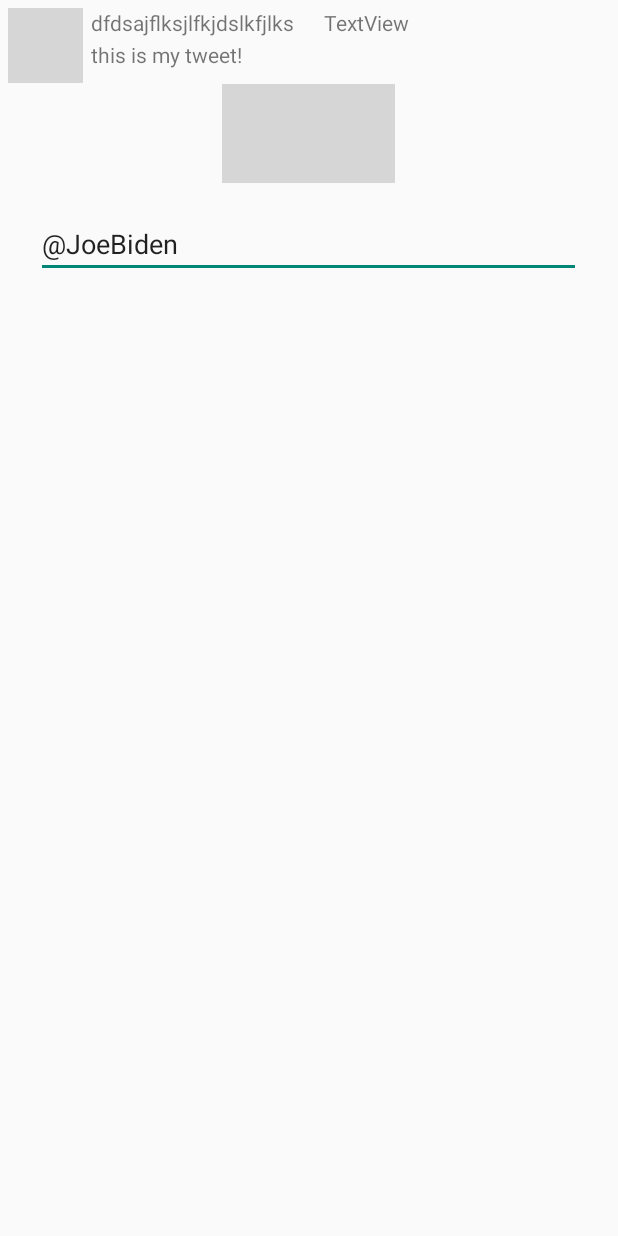
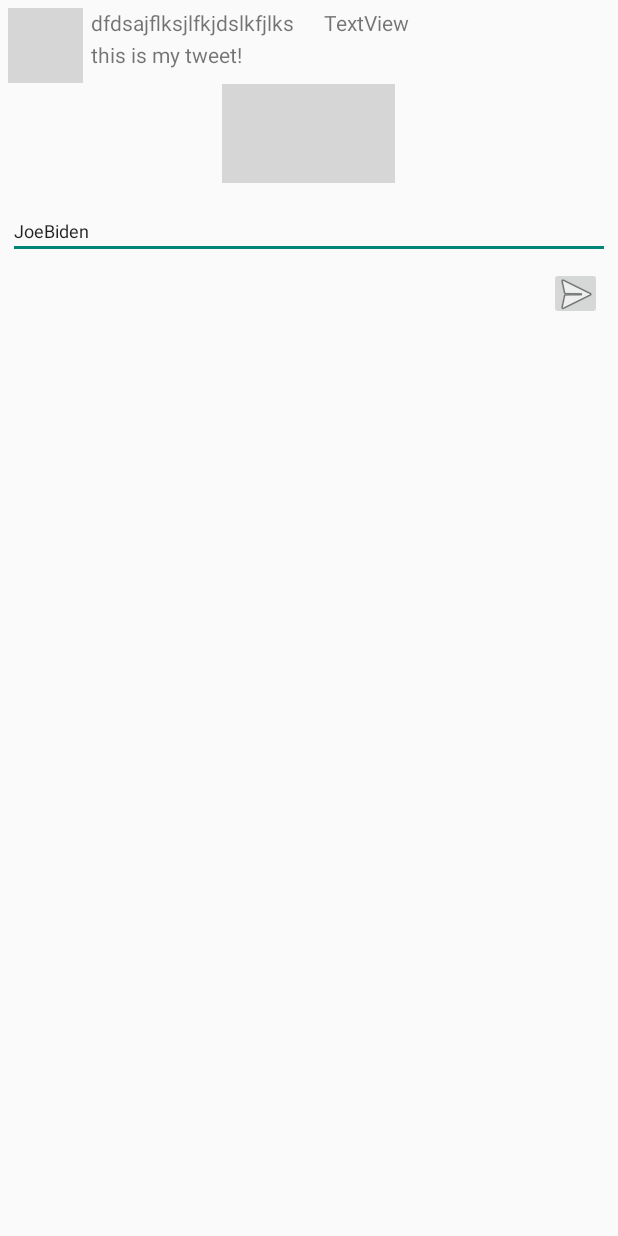
Before and after one commit to jancoding/Twitter, an Android app: the layout item_tweet.xml on its own in the app's theme, with its tools: preview values and no code run, on a phone screen of 412 x 824 dp. Run offline under Robolectric (Android 15) with nearby library versions, the phone set to English and light mode, and no system bars; grey boxes are pictures that could not be loaded.

Commit message:
added tweet replying function

```diff
--- a/app/src/main/res/layout/item_tweet.xml
+++ b/app/src/main/res/layout/item_tweet.xml
@@ -59,15 +59,29 @@
         tools:srcCompat="@tools:sample/avatars" />
 
     <EditText
-        android:id="@+id/tvReply"
-        android:layout_width="363dp"
-        android:layout_height="42dp"
+        android:id="@+id/etReply"
+        android:layout_width="match_parent"
+        android:layout_height="35dp"
         android:layout_below="@+id/ivEntity"
         android:layout_alignParentStart="false"
         android:layout_alignParentBottom="false"
         android:layout_centerHorizontal="true"
         android:layout_marginStart="0dp"
-        android:layout_marginTop="21dp"
-        android:layout_marginBottom="331dp"
-        tools:text="@JoeBiden" />
+        android:layout_marginTop="15dp"
+        android:layout_marginBottom="0dp"
+        android:textSize="12sp"
+        tools:text="JoeBiden" />
+
+    <ImageButton
+        android:id="@+id/btnReply"
+        android:layout_width="35dp"
+        android:layout_height="35dp"
+        android:layout_below="@+id/etReply"
+        android:layout_alignParentEnd="true"
+        android:layout_alignParentBottom="false"
+        android:layout_marginTop="5dp"
+        android:layout_marginEnd="5dp"
+        android:layout_marginBottom="0dp"
+        android:src="@android:drawable/ic_menu_send" />
+
 </RelativeLayout>
```
Also changed, not shown: app/src/main/java/com/codepath/apps/restclienttemplate/TwitterClient.java (+10 -0 lines), app/src/main/java/com/codepath/apps/restclienttemplate/adapters/TweetsAdapter.java (+59 -4 lines).
